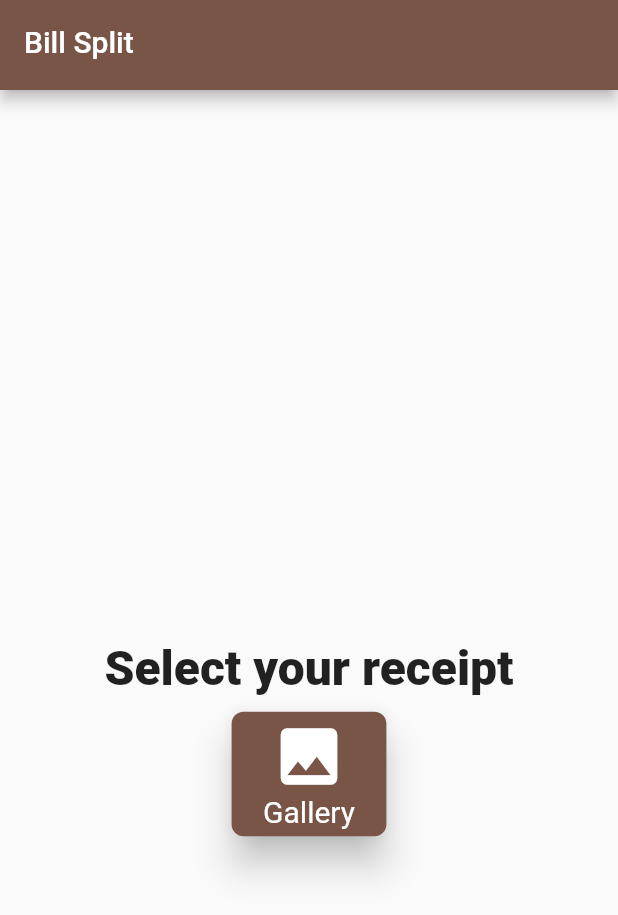
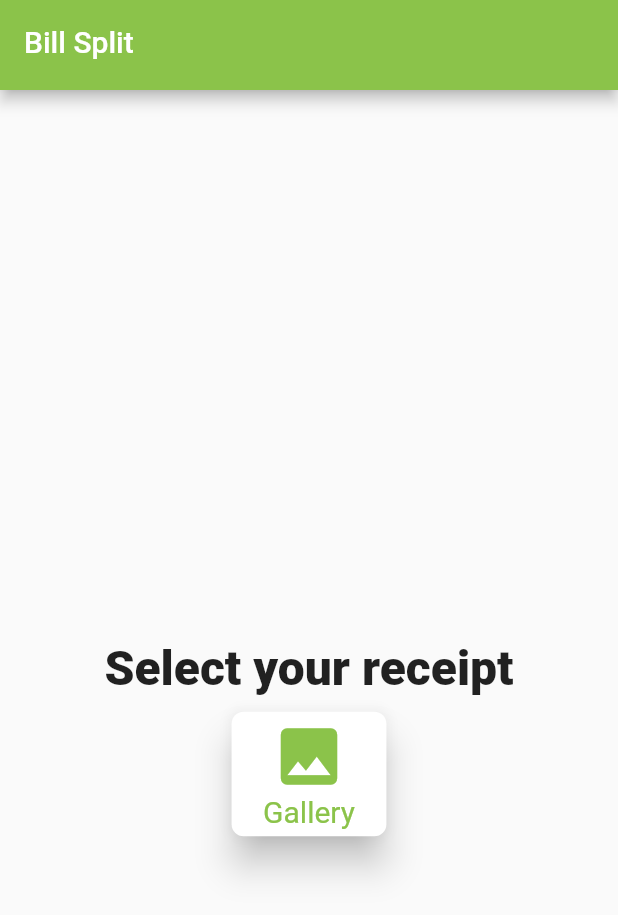
Before and after one commit to kmsungporant/bill_split, a Flutter app: the screen it shows after launch, after a tap on "Get Started!", on a phone screen of 412 x 824 dp. Shown: the top 915 px of the screen. Run offline on Flutter 3.47's test engine with Material 2 defaults, Android fonts, the phone set to English and light mode, and no system bars; our stand-ins replace image_picker; missing offline and left inert: google_mlkit_text_recognition.

Commit message:
changed brown color to light green color

```diff
--- a/frontend/lib/pages/PicturePage.dart
+++ b/frontend/lib/pages/PicturePage.dart
@@ -52,8 +52,8 @@ class _ImagePickerState extends State<ImagePick> {
               padding: const EdgeInsets.only(top: 10),
               child: ElevatedButton(
                 style: ElevatedButton.styleFrom(
-                  foregroundColor: Colors.white,
-                  backgroundColor: Colors.brown,
+                  foregroundColor: Colors.lightGreen,
+                  backgroundColor: Colors.white,
                   shadowColor: Colors.black,
                   elevation: 10,
                   shape: RoundedRectangleBorder(
@@ -76,7 +76,7 @@ class _ImagePickerState extends State<ImagePick> {
                         "Gallery",
                         style: TextStyle(
                             fontSize: 20,
-                            color: Colors.white,
+                            color: Colors.lightGreen,
                             fontWeight: FontWeight.w400),
                       )
                     ],
--- a/frontend/lib/pages/home.dart
+++ b/frontend/lib/pages/home.dart
@@ -26,7 +26,7 @@ class HomePage extends StatelessWidget {
                 child: ElevatedButton(
                     style: const ButtonStyle(
                       backgroundColor:
-                          MaterialStatePropertyAll<Color>(Colors.brown),
+                          MaterialStatePropertyAll<Color>(Colors.lightGreen),
                     ),
                     child: const Text(
                       'Get Started!',
--- a/frontend/lib/pages/widget/BaseAppBar.dart
+++ b/frontend/lib/pages/widget/BaseAppBar.dart
@@ -9,7 +9,7 @@ class BaseAppBar extends StatelessWidget {
   Widget build(BuildContext context) {
     return AppBar(
       title: const Text("Bill Split"),
-      backgroundColor: Colors.brown,
+      backgroundColor: Colors.lightGreen,
       automaticallyImplyLeading: true,
     );
   }
```
